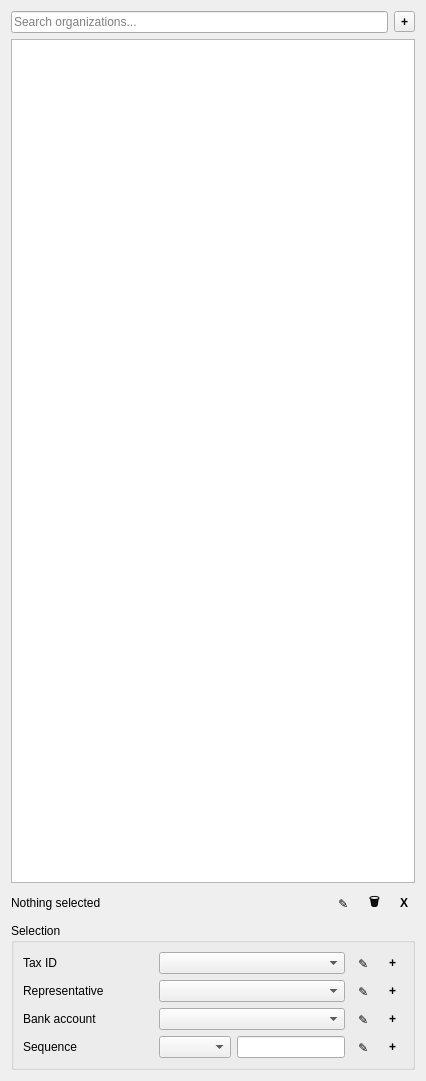
kuryletso/Plater, file app/gui/designer/party_column.ui: the form before one commit.
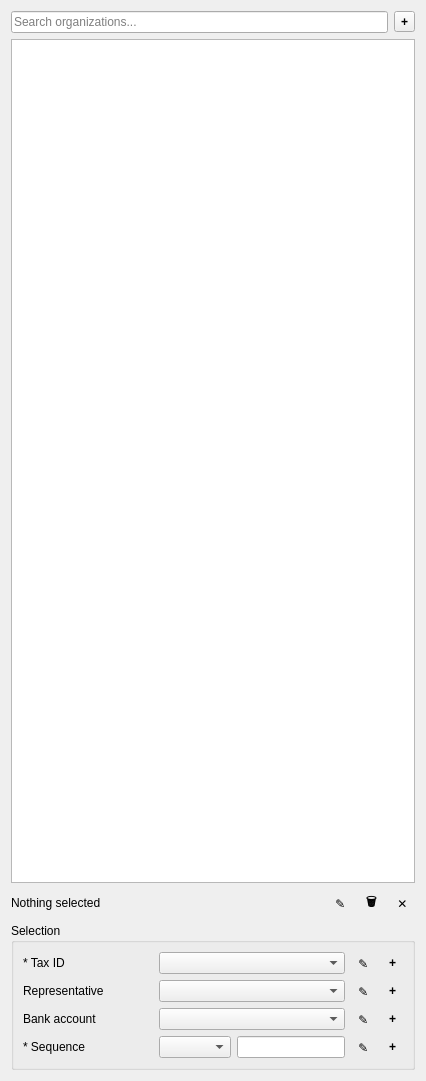
The form after the commit.

Commit message: Translated Columns.

Diff of the .ui file:
```diff
--- a/app/gui/designer/party_column.ui
+++ b/app/gui/designer/party_column.ui
@@ -102,7 +102,7 @@
         <string>Clear selection</string>
        </property>
        <property name="text">
-        <string>X</string>
+        <string notr="true">✕</string>
        </property>
        <property name="autoRaise">
         <bool>true</bool>
@@ -174,7 +174,7 @@
       <item row="3" column="0">
        <widget class="QLabel" name="sequence_label">
         <property name="text">
-         <string>Sequence</string>
+         <string>* Sequence</string>
         </property>
        </widget>
       </item>
@@ -202,7 +202,7 @@
       <item row="0" column="0">
        <widget class="QLabel" name="tax_label">
         <property name="text">
-         <string>Tax ID</string>
+         <string>* Tax ID</string>
         </property>
        </widget>
       </item>
```
Left out of the diff: 36 changed lines with no effect on the pictures. The commit also changes 9 other files.
